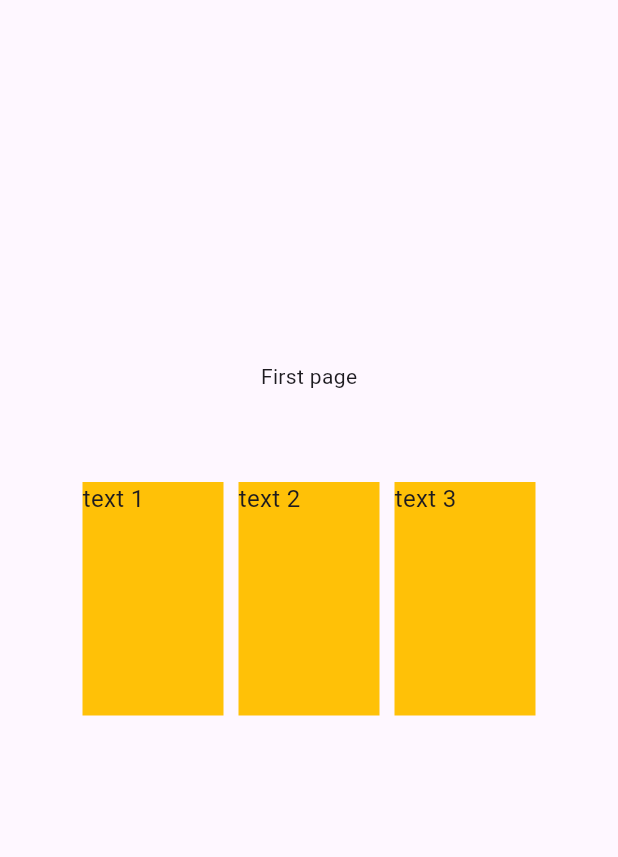
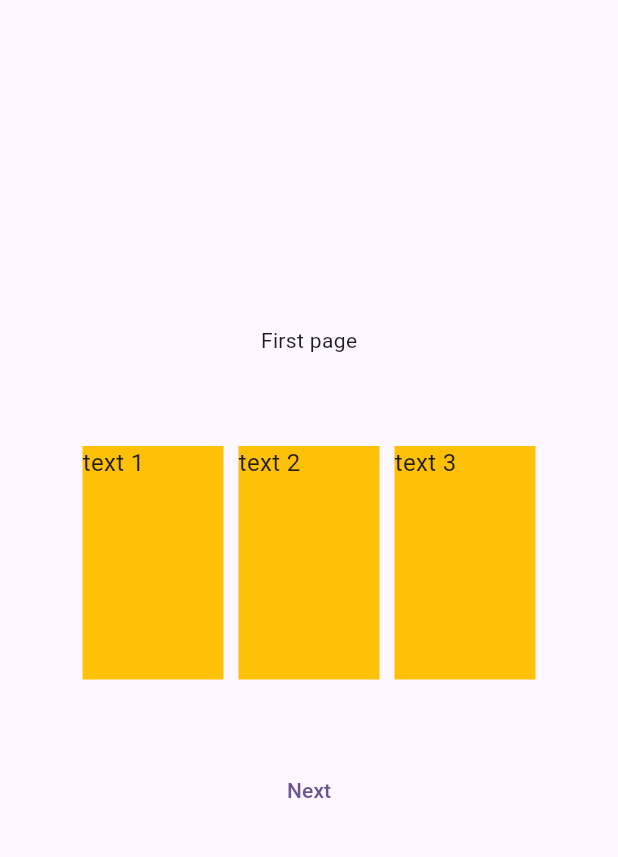
Before and after one commit to river2202/flutter_clean_architecture_practice, a Flutter app: the screen it shows after launch, on a phone screen of 412 x 824 dp, the part 84-941 px from its top. Run offline on Flutter 3.47's test engine with Material 3 defaults, Android fonts, the phone set to English and light mode, and no system bars; drawn by our look-alikes of flutter_carousel_widget; our stand-ins replace rxdart.

Commit message:
Story time line using FlutterCarousel

```diff
--- /dev/null
+++ b/lib/app/adaptive_carousel.dart
@@ -0,0 +1,42 @@
+import 'package:flutter/material.dart';
+import 'package:flutter_carousel_widget/flutter_carousel_widget.dart';
+
+class AdaptiveCarousel extends StatelessWidget {
+  const AdaptiveCarousel({
+    super.key,
+    required this.itemRatio,
+    required this.itemWidth,
+  });
+
+  final double itemRatio;
+  final double itemWidth;
+
+  @override
+  Widget build(BuildContext context) {
+    return LayoutBuilder(
+      builder: (context, constraints) {
+        final itemCount = (constraints.maxWidth / itemWidth).ceil();
+
+        return FlutterCarousel(
+          options: FlutterCarouselOptions(
+            showIndicator: false,
+            pageSnapping: true,
+            disableCenter: true,
+            slideIndicator: CircularSlideIndicator(),
+            aspectRatio: itemRatio * itemCount,
+            viewportFraction: 1.0 / itemCount,
+            padEnds: false,
+          ),
+          items:
+              [1, 2, 3, 4, 5].map((i) {
+                return Container(
+                  margin: EdgeInsets.symmetric(horizontal: 5.0),
+                  decoration: BoxDecoration(color: Colors.amber),
+                  child: Text('text $i', style: TextStyle(fontSize: 16.0)),
+                );
+              }).toList(),
+        );
+      },
+    );
+  }
+}
--- a/lib/app/splash_page.dart
+++ b/lib/app/splash_page.dart
@@ -1,5 +1,6 @@
 import 'package:flutter/material.dart';
-import 'package:flutter_carousel_widget/flutter_carousel_widget.dart';
+import 'package:flutter_clean_architecture_practice/app/adaptive_carousel.dart';
+import 'package:flutter_clean_architecture_practice/app/second_page.dart';
 
 class SplashPage extends StatelessWidget {
   const SplashPage({super.key, required this.title});
@@ -23,49 +24,18 @@ class SplashPage extends StatelessWidget {
               padding: const EdgeInsets.all(50.0),
               child: AdaptiveCarousel(itemRatio: 2 / 3, itemWidth: 150),
             ),
+            TextButton(
+              onPressed: () {
+                Navigator.push(
+                  context,
+                  MaterialPageRoute(builder: (context) => const SecondPage()),
+                );
+              },
+              child: const Text('Next'),
+            ),
           ],
         ),
       ),
     );
   }
 }
-
-class AdaptiveCarousel extends StatelessWidget {
-  const AdaptiveCarousel({
-    super.key,
-    required this.itemRatio,
-    required this.itemWidth,
-  });
-
-  final double itemRatio;
-  final double itemWidth;
-
-  @override
-  Widget build(BuildContext context) {
-    return LayoutBuilder(
-      builder: (context, constraints) {
-        final itemCount = (constraints.maxWidth / itemWidth).ceil();
-
-        return FlutterCarousel(
-          options: FlutterCarouselOptions(
-            showIndicator: false,
-            pageSnapping: false,
-            disableCenter: true,
-            slideIndicator: CircularSlideIndicator(),
-            aspectRatio: itemRatio * itemCount,
-            viewportFraction: 1.0 / itemCount,
-            padEnds: false,
-          ),
-          items:
-              [1, 2, 3, 4, 5].map((i) {
-                return Container(
-                  margin: EdgeInsets.symmetric(horizontal: 5.0),
-                  decoration: BoxDecoration(color: Colors.amber),
-                  child: Text('text $i', style: TextStyle(fontSize: 16.0)),
-                );
-              }).toList(),
-        );
-      },
-    );
-  }
-}
--- a/pubspec.yaml
+++ b/pubspec.yaml
@@ -13,6 +13,7 @@ dependencies:
 
   cupertino_icons: ^1.0.8
   flutter_carousel_widget: ^3.1.0
+  rxdart: ^0.28.0
 
 dev_dependencies:
   flutter_test:
```
Also changed, not shown: lib/app/second_page.dart (added, +156 -0 lines), pubspec.lock, 1 other file.
